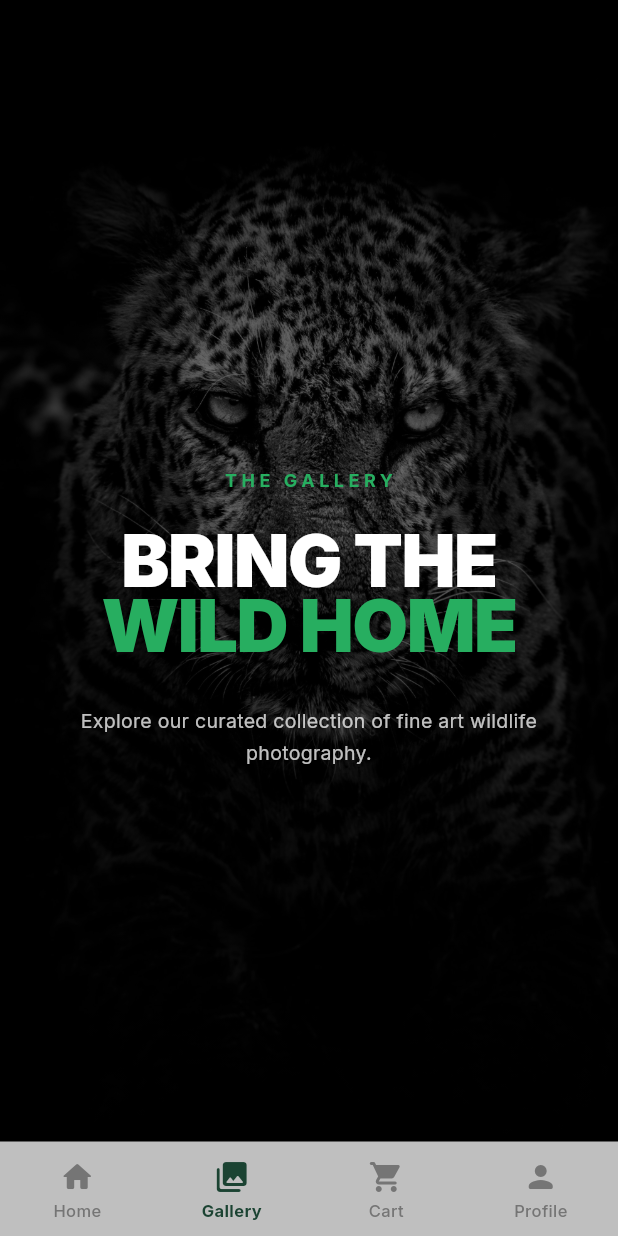
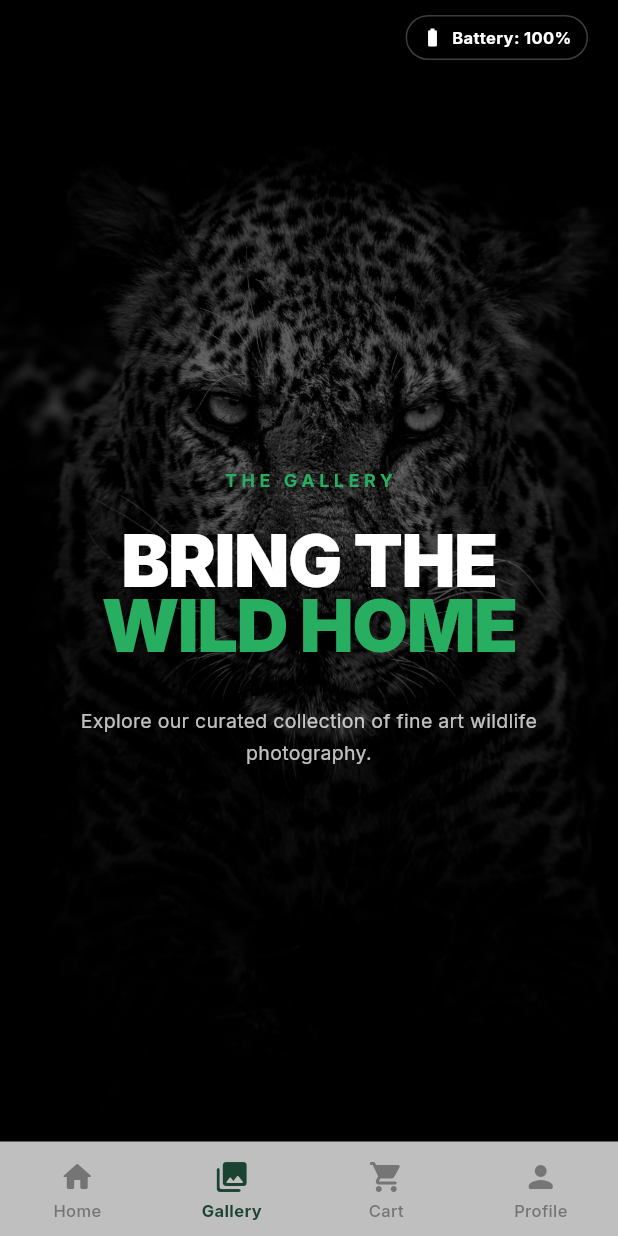
Before and after one commit to vinsarasenanayake/WildTrace_mobileapp, a Flutter app: the screen it shows after launch, after a tap on "EXPLORE COLLECTION", on a phone screen of 412 x 824 dp. Run offline on Flutter 3.47's test engine with Material 3 defaults, Android fonts, the phone set to English and light mode, and no system bars; our stand-ins replace battery_plus, country_picker, flutter_dotenv, geocoding, geolocator, google_fonts and 2 more; missing offline and left inert: flutter_stripe; accounts and stored records are empty; network calls fail.

Commit message:
added batter level hardware feature with a conditiion for cart and checkout screens based on battery level

```diff
--- a/lib/main.dart
+++ b/lib/main.dart
@@ -17,6 +17,7 @@ import 'providers/favorites_provider.dart';
 import 'providers/products_provider.dart';
 import 'providers/orders_provider.dart';
 import 'providers/content_provider.dart';
+import 'providers/battery_provider.dart';
 
 // Screens
 import 'views/screens/splash_screen.dart';
@@ -38,6 +39,7 @@ void main() async {
         // State management providers
         ChangeNotifierProvider(create: (_) => NavigationProvider()),
         ChangeNotifierProvider(create: (_) => AuthProvider()),
+        ChangeNotifierProvider(create: (_) => BatteryProvider()),
         ChangeNotifierProxyProvider<AuthProvider, FavoritesProvider>(
           create: (_) => FavoritesProvider(),
           update: (_, auth, favorites) => favorites!..updateToken(auth.token),
--- /dev/null
+++ b/lib/providers/battery_provider.dart
@@ -0,0 +1,61 @@
+import 'dart:async';
+import 'package:flutter/material.dart';
+import 'package:battery_plus/battery_plus.dart';
+
+// manages device battery state
+class BatteryProvider with ChangeNotifier {
+  final Battery _battery = Battery();
+  int _batteryLevel = 100;
+  BatteryState _batteryState = BatteryState.full;
+  StreamSubscription<BatteryState>? _batteryStateSubscription;
+  Timer? _batteryLevelTimer;
+
+  int get batteryLevel => _batteryLevel;
+  BatteryState get batteryState => _batteryState;
+  bool get isBatteryLow => _batteryLevel < 20;
+
+  BatteryProvider() {
+    _initBattery();
+  }
+
+  // sets up battery listeners and initial state
+  void _initBattery() async {
+    // get initial level
+    try {
+      _batteryLevel = await _battery.batteryLevel;
+    } catch (_) {
+      _batteryLevel = 100;
+    }
+
+    // listen to state changes (charging, full, discharging)
+    _batteryStateSubscription = _battery.onBatteryStateChanged.listen((BatteryState state) async {
+      _batteryState = state;
+      // level might change with state
+      final level = await _battery.batteryLevel;
+      if (_batteryLevel != level) {
+        _batteryLevel = level;
+      }
+      notifyListeners();
+    });
+
+    // periodic level check for accuracy when discharging
+    _batteryLevelTimer = Timer.periodic(const Duration(minutes: 1), (timer) async {
+      try {
+        final level = await _battery.batteryLevel;
+        if (_batteryLevel != level) {
+          _batteryLevel = level;
+          notifyListeners();
+        }
+      } catch (_) {}
+    });
+
+    notifyListeners();
+  }
+
+  @override
+  void dispose() {
+    _batteryStateSubscription?.cancel();
+    _batteryLevelTimer?.cancel();
+    super.dispose();
+  }
+}
--- a/lib/views/screens/edit_profile_screen.dart
+++ b/lib/views/screens/edit_profile_screen.dart
@@ -3,7 +3,6 @@ import 'package:google_fonts/google_fonts.dart';
 import 'package:provider/provider.dart';
 import '../../providers/auth_provider.dart';
 import '../../models/user.dart';
-import '../../utils/responsive_helper.dart';
 import '../widgets/common/custom_text_field.dart';
 import '../widgets/forms/user_form.dart';
 import '../widgets/common/custom_button.dart';
--- a/lib/views/screens/forgot_password_screen.dart
+++ b/lib/views/screens/forgot_password_screen.dart
@@ -1,13 +1,11 @@
 import 'package:flutter/material.dart';
 import 'package:google_fonts/google_fonts.dart';
 import '../../main_wrapper.dart';
-import '../../utils/responsive_helper.dart';
 import 'login_screen.dart';
 import '../widgets/common/custom_text_field.dart';
 import '../widgets/common/wildtrace_logo.dart';
 import '../widgets/common/custom_button.dart';
 import 'package:quickalert/quickalert.dart';
-
 // recovery access screen
 class ForgotPasswordScreen extends StatefulWidget {
   const ForgotPasswordScreen({super.key});
--- a/lib/views/screens/gallery_screen.dart
+++ b/lib/views/screens/gallery_screen.dart
@@ -11,6 +11,7 @@ import '../widgets/common/custom_button.dart';
 import 'product_details_screen.dart';
 import 'login_screen.dart';
 import 'package:quickalert/quickalert.dart';
+import '../widgets/common/battery_status_indicator.dart';
 
 // main product gallery
 class GalleryScreen extends StatefulWidget {
@@ -112,13 +113,13 @@ class _GalleryScreenState extends State<GalleryScreen> {
           end.clamp(0, products.length)
         ) : [];
 
-        return Scaffold(
+        return Stack(
+          children: [
+            Scaffold(
               key: _scaffoldKey,
-          // sidebar filter access for mobile/portrait
               drawer: _buildFilterDrawer(context, isDarkMode, productsProvider),
               backgroundColor: isDarkMode ? const Color(0xFF121212) : const Color(0xFFF9FBF9),
               body: RefreshIndicator(
-            // reloads external data on gesture
                 onRefresh: () async {
                   await productsProvider.fetchProducts();
                   if (authProvider.token != null) {
@@ -130,15 +131,11 @@ class _GalleryScreenState extends State<GalleryScreen> {
                   controller: _scrollController,
                   physics: const AlwaysScrollableScrollPhysics(),
                   slivers: [
-                // immersive brand banner
                     SliverToBoxAdapter(child: _buildHero()),
                     SliverToBoxAdapter(
                       child: Column(
                         children: [
-                      // search and filter controls
                           _buildFilterTrigger(isDarkMode),
-
-                      // conditional rendering for empty states
                           if (products.isEmpty)
                             Padding(
                               padding: const EdgeInsets.all(40.0),
@@ -159,13 +156,9 @@ class _GalleryScreenState extends State<GalleryScreen> {
                               ),
                             )
                           else
-                        // product showcase grid
                             _buildGrid(pageItems, favoritesProvider),
-
-                      // navigation between result pages
                           if (products.isNotEmpty)
                             _buildPagination(isDarkMode, end < products.length),
-
                           const SizedBox(height: 20),
                         ],
                       ),
@@ -173,6 +166,13 @@ class _GalleryScreenState extends State<GalleryScreen> {
                   ],
                 ),
               ),
+            ),
+            Positioned(
+              top: MediaQuery.of(context).padding.top + 10,
+              right: 20,
+              child: const BatteryStatusIndicator(),
+            ),
+          ],
         );
       },
     );
--- a/lib/views/screens/home_screen.dart
+++ b/lib/views/screens/home_screen.dart
@@ -17,6 +17,7 @@ import '../widgets/common/section_title.dart';
 import '../widgets/common/custom_button.dart';
 import '../widgets/cards/product_card.dart';
 import '../widgets/common/wild_trace_hero.dart';
+import '../widgets/common/battery_status_indicator.dart';
 
 // main home screen
 class HomeScreen extends StatelessWidget {
@@ -28,7 +29,9 @@ class HomeScreen extends StatelessWidget {
     return Scaffold(
       backgroundColor: Colors.black,
       extendBodyBehindAppBar: true,
-      body: SingleChildScrollView(
+      body: Stack(
+        children: [
+          SingleChildScrollView(
             child: Column(
               children: [
                 // immersive entry banner
@@ -39,6 +42,14 @@ class HomeScreen extends StatelessWidget {
                 const BehindTheLens(),
               ],
             ),
+          ),
+          // battery hardware status overlay
+          Positioned(
+            top: MediaQuery.of(context).padding.top + 10,
+            right: 20,
+            child: const BatteryStatusIndicator(),
+          ),
+        ],
       ),
     );
   }
--- a/lib/views/screens/journey_screen.dart
+++ b/lib/views/screens/journey_screen.dart
@@ -8,6 +8,7 @@ import '../widgets/common/wild_trace_hero.dart';
 import '../widgets/common/section_title.dart';
 import '../widgets/cards/milestone_card.dart';
 import '../widgets/cards/photographer_card.dart';
+import '../widgets/common/battery_status_indicator.dart';
 
 // brand story and timeline
 class JourneyScreen extends StatelessWidget {
@@ -52,6 +53,11 @@ class JourneyScreen extends StatelessWidget {
                 ),
               ),
             ),
+          ),
+          Positioned(
+            top: MediaQuery.of(context).padding.top + 10,
+            right: 20,
+            child: const BatteryStatusIndicator(),
           ),
         ],
       ),
--- a/lib/views/screens/login_screen.dart
+++ b/lib/views/screens/login_screen.dart
@@ -3,7 +3,6 @@ import 'package:google_fonts/google_fonts.dart';
 import 'package:provider/provider.dart';
 import '../../main_wrapper.dart';
 import '../../providers/auth_provider.dart';
-import '../../utils/responsive_helper.dart';
 import 'register_screen.dart';
 import 'forgot_password_screen.dart';
 import '../widgets/common/custom_text_field.dart';
--- a/lib/views/screens/order_history_screen.dart
+++ b/lib/views/screens/order_history_screen.dart
@@ -4,11 +4,9 @@ import 'package:provider/provider.dart';
 import 'package:intl/intl.dart';
 import '../../providers/orders_provider.dart';
 import '../../models/order.dart';
-import '../../utils/responsive_helper.dart';
 import '../widgets/common/custom_button.dart';
 import '../widgets/cards/order_card.dart';
 import '../widgets/cards/order_item_card.dart';
-import 'package:url_launcher/url_launcher.dart';
 import '../../services/api_service.dart';
 import '../../providers/auth_provider.dart';
 import '../../providers/navigation_provider.dart';
--- a/lib/views/screens/profile_screen.dart
+++ b/lib/views/screens/profile_screen.dart
@@ -2,7 +2,6 @@ import 'package:flutter/material.dart';
 import 'package:google_fonts/google_fonts.dart';
 import 'package:provider/provider.dart';
 import '../../providers/auth_provider.dart';
-import '../../utils/responsive_helper.dart';
 import 'login_screen.dart';
 import 'register_screen.dart';
 import 'order_history_screen.dart';
--- a/lib/views/screens/register_screen.dart
+++ b/lib/views/screens/register_screen.dart
@@ -3,7 +3,6 @@ import 'package:google_fonts/google_fonts.dart';
 import 'package:provider/provider.dart';
 import '../../main_wrapper.dart';
 import '../../providers/auth_provider.dart';
-import '../../utils/responsive_helper.dart';
 import '../widgets/forms/user_form.dart';
 import '../widgets/common/wildtrace_logo.dart';
 import '../widgets/common/custom_button.dart';
--- a/lib/views/widgets/cards/order_card.dart
+++ b/lib/views/widgets/cards/order_card.dart
@@ -163,11 +163,11 @@ class OrderCard extends StatelessWidget {
                     height: 36,
                     child: CustomButton(
                       text: 'PAY NOW',
-                      type: CustomButtonType.secondary,
+                      type: isPending ? CustomButtonType.secondary : CustomButtonType.ghost,
                       verticalPadding: 0,
                       backgroundColor: isPending ? const Color(0xFF16A34A) : const Color(0xFFE7E5E4),
                       foregroundColor: isPending ? Colors.white : const Color(0xFFA8A29E),
-                      onPressed: isPending ? onPayNow : null,
+                      onPressed: isPending ? onPayNow : () {},
                       fontSize: 10,
                     ),
                   ),
--- /dev/null
+++ b/lib/views/widgets/common/battery_status_indicator.dart
@@ -0,0 +1,91 @@
+import 'package:flutter/material.dart';
+import 'package:provider/provider.dart';
+import 'package:google_fonts/google_fonts.dart';
+import '../../../providers/battery_provider.dart';
+
+// widget to display battery percentage and low battery warnings
+class BatteryStatusIndicator extends StatelessWidget {
+  const BatteryStatusIndicator({super.key});
+
+  @override
+  Widget build(BuildContext context) {
+    return Consumer<BatteryProvider>(
+      builder: (context, batteryProvider, child) {
+        final level = batteryProvider.batteryLevel;
+        final isLow = batteryProvider.isBatteryLow;
+
+        // icon logic
+        IconData batteryIcon = Icons.battery_full;
+        if (level < 20) batteryIcon = Icons.battery_alert;
+        else if (level < 40) batteryIcon = Icons.battery_3_bar;
+        else if (level < 70) batteryIcon = Icons.battery_5_bar;
+
+        return Column(
+          mainAxisSize: MainAxisSize.min,
+          crossAxisAlignment: CrossAxisAlignment.end,
+          children: [
+            // battery percentage display
+            Container(
+              padding: const EdgeInsets.symmetric(horizontal: 10, vertical: 6),
+              decoration: BoxDecoration(
+                color: Colors.black.withOpacity(0.6),
+                borderRadius: BorderRadius.circular(20),
+                border: Border.all(
+                  color: isLow ? Colors.red : Colors.white24,
+                  width: 1,
+                ),
+              ),
+              child: Row(
+                mainAxisSize: MainAxisSize.min,
+                children: [
+                  Icon(
+                    batteryIcon,
+                    size: 14,
+                    color: isLow ? Colors.red : Colors.white,
+                  ),
+                  const SizedBox(width: 6),
+                  Text(
+                    'Battery: $level%',
+                    style: GoogleFonts.inter(
+                      fontSize: 11,
+                      fontWeight: FontWeight.bold,
+                      color: isLow ? Colors.red : Colors.white,
+                    ),
+                  ),
+                ],
+              ),
+            ),
+
+            // low battery warning message
+            if (isLow)
+              Padding(
+                padding: const EdgeInsets.only(top: 8.0),
+                child: Container(
+                  padding: const EdgeInsets.symmetric(horizontal: 12, vertical: 8),
+                  decoration: BoxDecoration(
+                    color: Colors.red.withOpacity(0.9),
+                    borderRadius: BorderRadius.circular(8),
+                  ),
+                  child: Row(
+                    mainAxisSize: MainAxisSize.min,
+                    children: [
+                      const Icon(Icons.warning_amber_rounded, color: Colors.white, size: 16),
+                      const SizedBox(width: 8),
+                      Text(
+                        'Battery Low – some features limited',
+                        style: GoogleFonts.inter(
+                          fontSize: 10,
+                          fontWeight: FontWeight.bold,
+                          color: Colors.white,
+                        ),
+                      ),
+                    ],
+                  ),
+                ),
+              ),
+          ],
+        );
+      },
+    );
+  }
+}
--- a/pubspec.yaml
+++ b/pubspec.yaml
@@ -46,6 +46,7 @@ dependencies:
   quickalert: ^1.1.0
   geolocator: ^14.0.2
   geocoding: ^4.0.0
+  battery_plus: ^7.0.0
 
 dev_dependencies:
   flutter_test:
```
Also changed, not shown: lib/views/screens/cart_screen.dart (+17 -2 lines), lib/views/screens/checkout_screen.dart (+18 -3 lines), lib/views/screens/product_details_screen.dart (+11 -2 lines), lib/views/widgets/cards/order_summary_card.dart (+7 -3 lines), pubspec.lock, 3 other files. Lines whose indentation alone changed are shown as unchanged.
